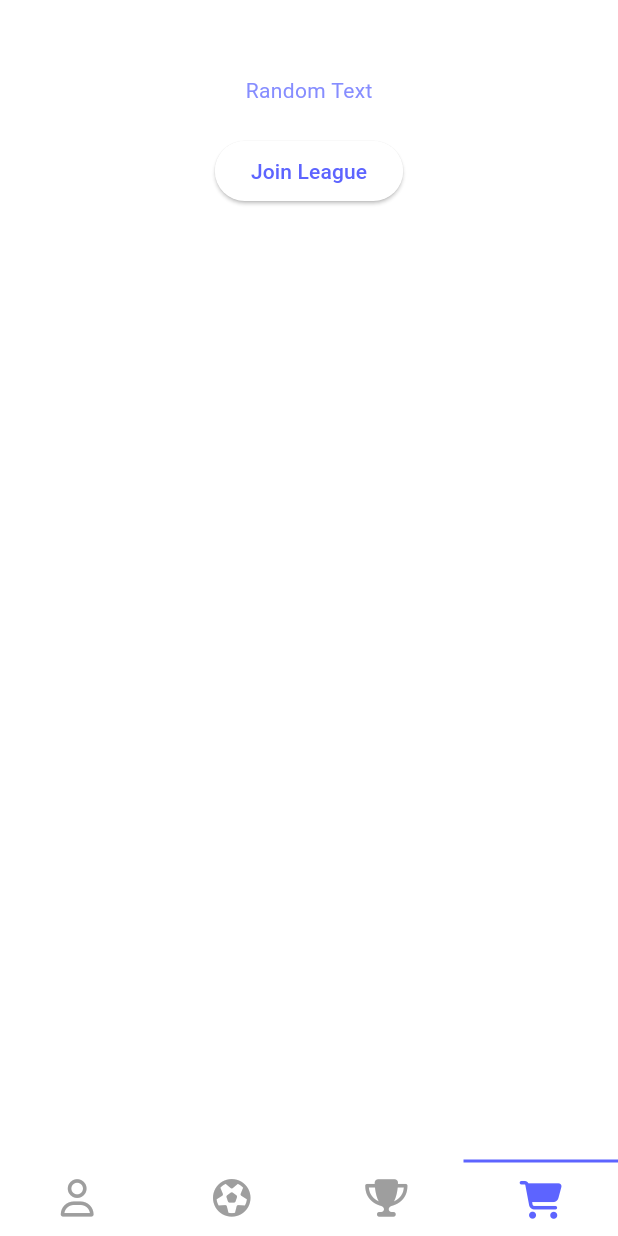
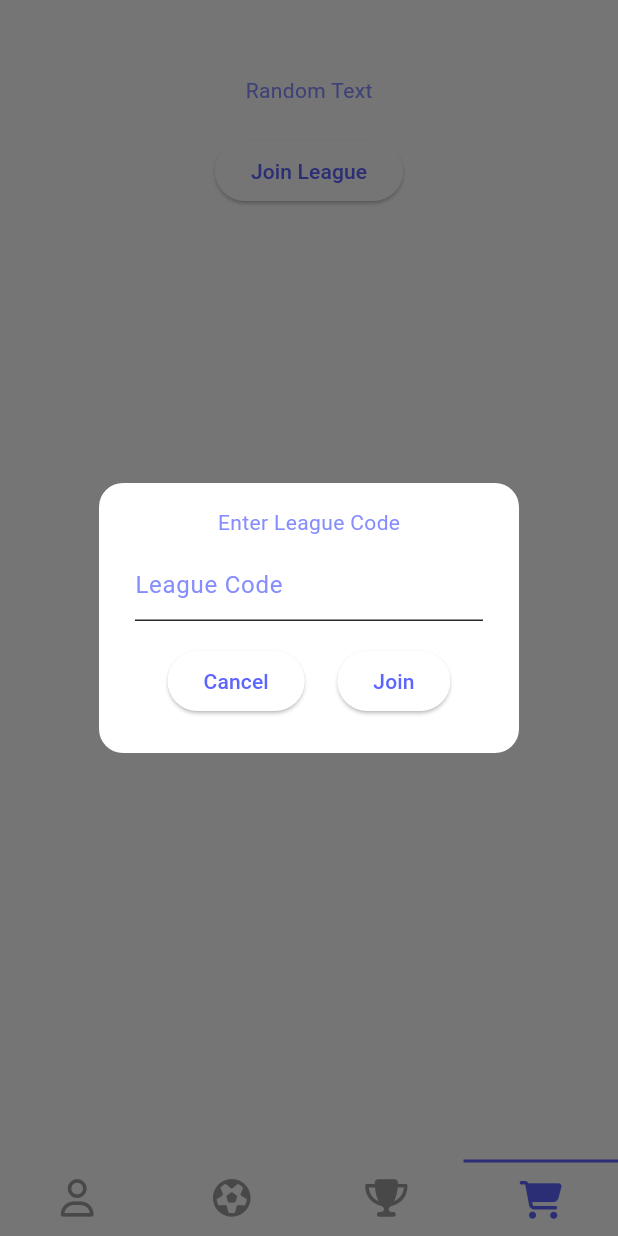
Before and after one commit to 7-Defenders/bet-app, a Flutter app: the screen it shows once a user with an empty profile is signed in, item 4 of the bottom bar chosen, after a tap on "Join League", on a phone screen of 412 x 824 dp. Run offline on Flutter 3.47's test engine with Material 3 defaults, Android fonts, the phone set to English and light mode, and no system bars; our stand-ins replace bloc, cloud_functions, firebase_auth, firebase_core, firebase_storage, flutter_animate and 9 more; missing offline and left inert: firebase_app_check; accounts and stored records are empty; generated files the repository leaves out were written again.

Commit message:
fixed double tap on join league

```diff
--- a/lib/screens/navbar_screens/shop_screen.dart
+++ b/lib/screens/navbar_screens/shop_screen.dart
@@ -1,6 +1,6 @@
+import 'package:app/blocs/league_joining_bloc/league_joining_bloc.dart';
 import 'package:flutter/material.dart';
 import 'package:flutter_bloc/flutter_bloc.dart';
-import '../../blocs/league_joining_bloc/league_joining_bloc.dart';
 
 class ShopScreen extends StatefulWidget {
   ShopScreen({Key? key}) : super(key: key);
@@ -27,7 +27,14 @@ class _ShopScreenState extends State<ShopScreen> {
                   } else if (state is LeagueJoiningInitialState) {
                     return _buildInitialUI(context);
                   } else if (state is LeagueJoiningCodeInputState) {
-                    return _showLeagueCodeInputDialog(context);
+                    final TextEditingController leagueCodeController = TextEditingController();
+                    Future.delayed(Duration.zero, () { // avoids "setState() or markNeedsBuild() called during build"
+                      showDialog(
+                        context: context,
+                        builder: (context) => _buildLeagueCodeInputDialog(context, leagueCodeController),
+                      );
+                    });
+                    return _buildInitialUI(context);
                   } else if (state is LeagueJoiningSuccessState) {
                     Future.delayed(Duration.zero, () { // avoids "setState() or markNeedsBuild() called during build"
                       showDialog(
@@ -77,27 +84,27 @@ class _ShopScreenState extends State<ShopScreen> {
     );
   }
 
-  void _showDialog(Widget content) {
-    showDialog(
-      context: context,
-      builder: (context) => content,
-    );
-  }
+  // void _showDialog(Widget content) {
+  //   showDialog(
+  //     context: context,
+  //     builder: (context) => content,
+  //   );
+  // }
 
   Widget _showLoadingDialog() {
     return CircularProgressIndicator(backgroundColor: Colors.black.withOpacity(0.5),);
   }
 
-  Widget _showLeagueCodeInputDialog(BuildContext context) {
-    final TextEditingController leagueCodeController = TextEditingController();
-
-    return ElevatedButton(
-      onPressed: () {
-        _showDialog(_buildLeagueCodeInputDialog(context, leagueCodeController));
-      },
-      child: const Text('Join League'),
-    );
-  }
+  // Widget _showLeagueCodeInputDialog(BuildContext context) {
+  //   final TextEditingController leagueCodeController = TextEditingController();
+  //
+  //   return ElevatedButton(
+  //     onPressed: () {
+  //       _showDialog(_buildLeagueCodeInputDialog(context, leagueCodeController));
+  //     },
+  //     child: const Text('Join League'),
+  //   );
+  // }
 
   Widget _buildLeagueCodeInputDialog(BuildContext context, TextEditingController leagueCodeController) {
     return AlertDialog(
@@ -151,7 +158,7 @@ class _ShopScreenState extends State<ShopScreen> {
         TextButton(
           onPressed: () {
             Navigator.of(context).pop(); // Close the dialog
-            BlocProvider.of<LeagueJoiningBloc>(context).add(CancelLeagueJoinEvent());
+            // BlocProvider.of<LeagueJoiningBloc>(context).add(CancelLeagueJoinEvent());
           },
           child: const Text('Ok'),
         ),
```
